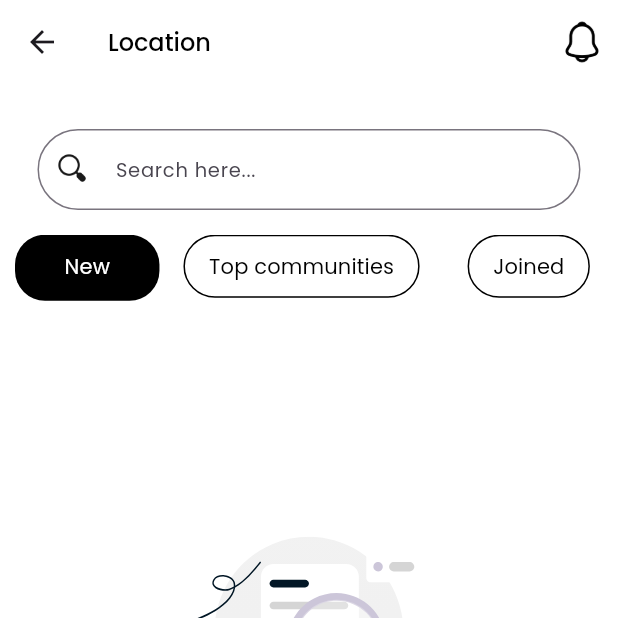
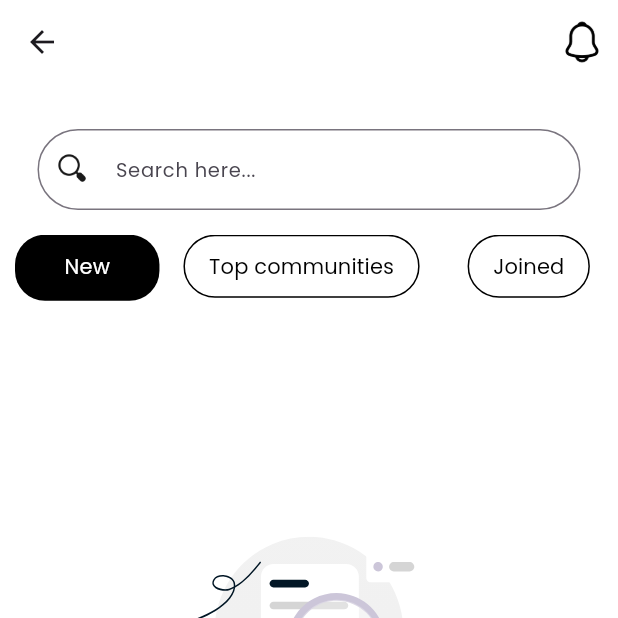
Before and after one commit to UasDevelope/civitante, a Flutter app: the AllCommunitiesScreen screen opened by its route, on a phone screen of 412 x 824 dp, the top half of it. Run offline on Flutter 3.47's test engine with Material 3 defaults, Android fonts, the light colour scheme and no system bars; our stand-ins replace dotted_border, firebase_auth, firebase_core, firebase_storage, fl_chart, flutter_image_compress and 16 more; missing offline and left inert: dart:ffi, flutter_easy_recaptcha_v2, flutter_stripe; accounts and stored records are empty.

Commit message:
Merge pull request #37 from UASDevelop/waqas_akhtar_dev
Waqas akhtar dev

```diff
--- a/lib/App/modules/home/widgets/homeAppbar.dart
+++ b/lib/App/modules/home/widgets/homeAppbar.dart
@@ -48,12 +48,23 @@ class HomeAppbar extends StatelessWidget implements PreferredSizeWidget {
             const SizedBox(width: 8), // Add spacing between icon and text
           ],
           AppText(
-              text: locationController.userLocation["city"] != null
-                  ? locationController.userLocation["city"]
-                  : "Location",
-              fontSize: 16,
-              fontWeight: FontWeight.w500,
-              color: AppColors.appColor)
+            text: (locationController.userLocation["city"] != null &&
+                    locationController.userLocation["city"]
+                        .toString()
+                        .trim()
+                        .isNotEmpty)
+                ? locationController.userLocation["city"]
+                : (locationController.userLocation["state"] != null &&
+                        locationController.userLocation["state"]
+                            .toString()
+                            .trim()
+                            .isNotEmpty)
+                    ? locationController.userLocation["state"]
+                    : locationController.userLocation["country"] ?? '',
+            fontSize: 16,
+            fontWeight: FontWeight.w500,
+            color: AppColors.appColor,
+          )
         ],
       ),
       actions: [
--- a/lib/App/utilse/location_controller.dart
+++ b/lib/App/utilse/location_controller.dart
@@ -8,7 +8,7 @@ class LocationController extends GetxController {
   RxMap<String, dynamic> userLocation = <String, dynamic>{}.obs;
   Future<void> fetchUserLocation() async {
     Map<String, dynamic> locationName =
-        await LocationService.getCurrentLocation();
+    await LocationService.getCurrentLocation();
     final location = locationName["locationName"];
     log("Fetched location is $locationName");
     longitude.value = locationName["lng"];
--- a/lib/App/utilse/location_service.dart
+++ b/lib/App/utilse/location_service.dart
@@ -38,16 +38,17 @@ class LocationService {
       if (placemarks.isNotEmpty) {
         Placemark placemark = placemarks.first;
 
-        String city = placemark.locality ?? "Unknown City";
+        // Log all details for debugging
+        lg.log("Full Placemark details: $placemark");
+
+        // Use fallback for city if locality is null
+        String city = placemark.locality ?? placemark.subAdministrativeArea ?? "Unknown City";
         String state = placemark.administrativeArea ?? "Unknown State";
         String country = placemark.country ?? "Unknown Country";
-
         String locationName = placemark.name ?? "";
 
-        // Log the location details
-        lg.log(
-            "Current location: Lat: ${position.latitude}, Lon: ${position.longitude}, Location Name: $locationName");
-        // CustomLoadingDialog.closeLoadingDialog();
+        lg.log("Current location: Lat: ${position.latitude}, Lon: ${position.longitude}, Location Name: $locationName");
+
         return {
           'lng': position.longitude,
           'lat': position.latitude,
@@ -59,12 +60,12 @@ class LocationService {
           },
         };
       } else {
-        // CustomLoadingDialog.closeLoadingDialog();
         ToastUtil.showToast(
             message: "Unable to determine location name",
             backgroundColor: Colors.red);
         throw Exception("Unable to determine location name.");
       }
+
     } catch (e) {
       lg.log("Error fetching location: $e");
       ToastUtil.showToast(
```
